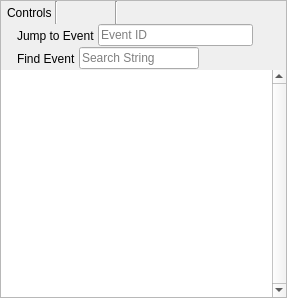
Qt form qrenderdoc/Windows/EventBrowser.ui (baldurk/renderdoc) before a commit.
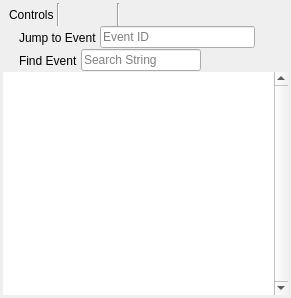
The same form after that commit. Icons and pictures are not drawn. Custom widgets are drawn as their Qt base class.

Commit message:
Add more consistency to docking panels and widgets
* Dock panels shouldn't have any frame border or anything like that.
* They should have an external margin of 3 pixels at their border,
  but then no further margins on the layouts (like sub-controls for
  the pipeline state views.
* Toolbars should be Raised & Panel frames. Later we'll replace them
  with actual QToolBars to better customise the painting.

```diff
--- a/qrenderdoc/Windows/EventBrowser.ui
+++ b/qrenderdoc/Windows/EventBrowser.ui
@@ -6,34 +6,28 @@
    <rect>
     <x>0</x>
     <y>0</y>
-    <width>275</width>
+    <width>279</width>
     <height>298</height>
    </rect>
   </property>
   <property name="windowTitle">
    <string>Event Browser</string>
   </property>
-  <property name="frameShape">
-   <enum>QFrame::StyledPanel</enum>
-  </property>
-  <property name="frameShadow">
-   <enum>QFrame::Raised</enum>
-  </property>
   <layout class="QVBoxLayout" name="verticalLayout">
    <property name="spacing">
     <number>0</number>
    </property>
    <property name="leftMargin">
-    <number>0</number>
+    <number>3</number>
    </property>
    <property name="topMargin">
-    <number>0</number>
+    <number>3</number>
    </property>
    <property name="rightMargin">
-    <number>0</number>
+    <number>3</number>
    </property>
    <property name="bottomMargin">
-    <number>0</number>
+    <number>3</number>
    </property>
    <item>
     <layout class="QHBoxLayout" name="horizontalLayout">
```
The commit also changes 18 other files.
